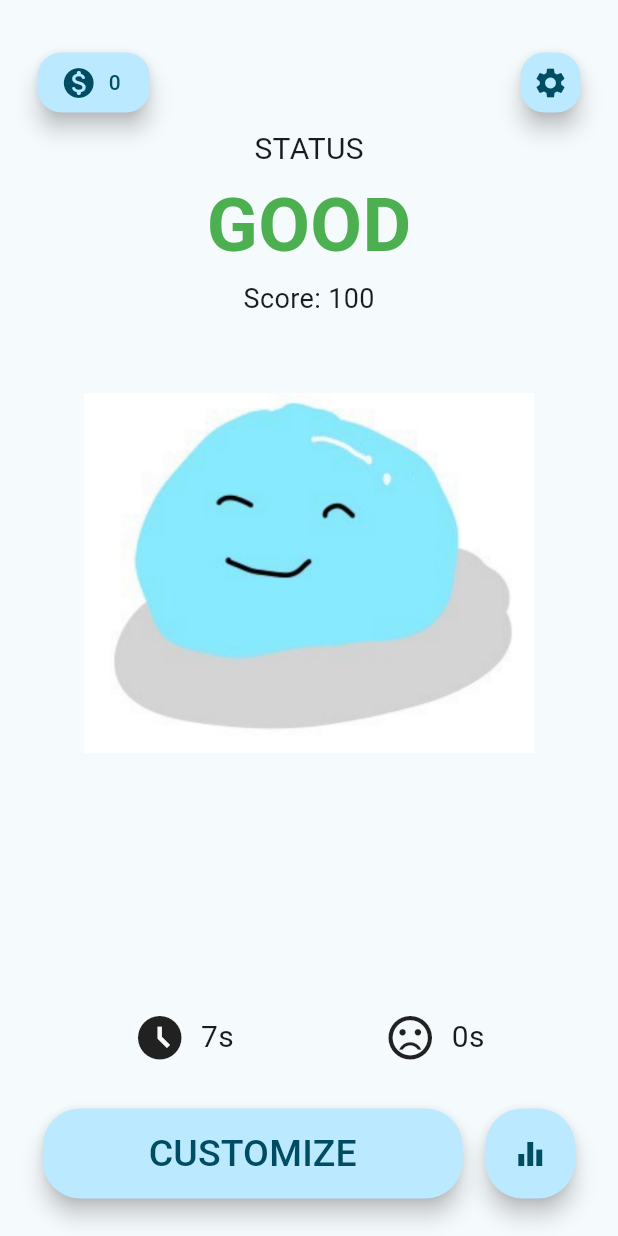
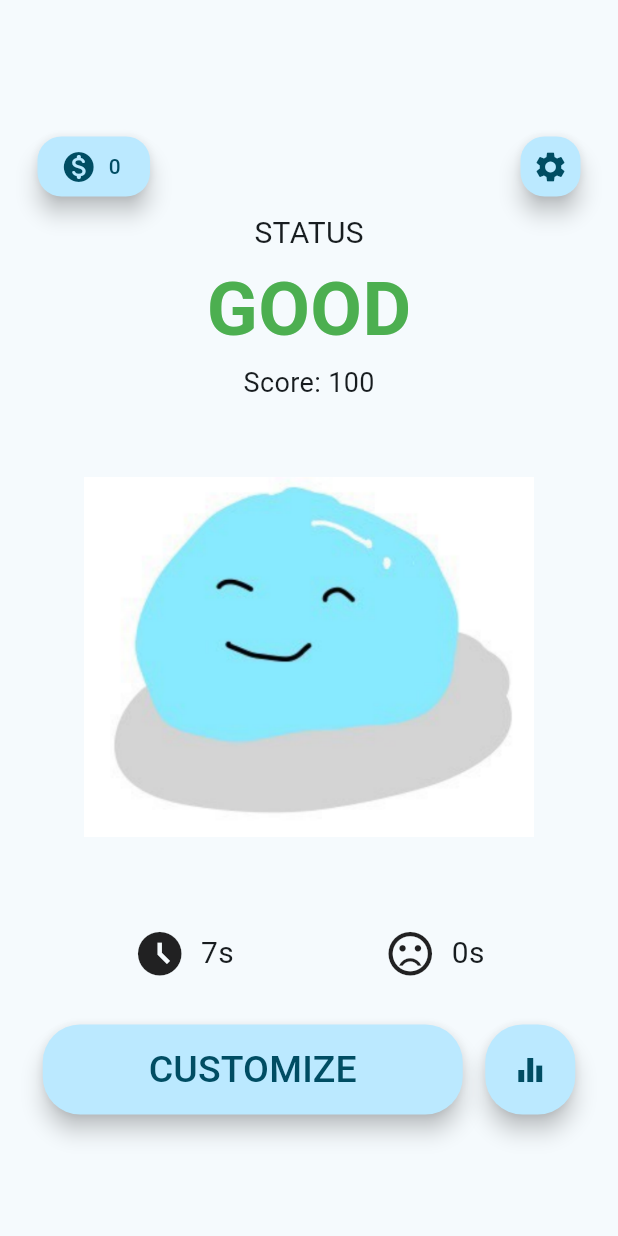
Before and after one commit to natchat-c/Posture-Guard, a Flutter app: the screen it shows after launch, on a phone screen of 412 x 824 dp. Run offline on Flutter 3.47's test engine with Material 3 defaults, Android fonts, the phone set to English and light mode, and no system bars; our stand-ins replace camera, firebase_core, firebase_database, fl_chart, flutter_local_notifications, sensors_plus; missing offline and left inert: google_mlkit_face_detection; accounts and stored records are empty.

Commit message:
Bug fixes

```diff
--- a/lib/pages/home_page.dart
+++ b/lib/pages/home_page.dart
@@ -156,6 +156,7 @@ class _MyHomePageState extends State<MyHomePage> with WidgetsBindingObserver {
   }
 
   Future<void> initNotifications() async {
+    try {
       const androidSettings = AndroidInitializationSettings(
         '@mipmap/ic_launcher',
       );
@@ -178,6 +179,9 @@ class _MyHomePageState extends State<MyHomePage> with WidgetsBindingObserver {
             AndroidFlutterLocalNotificationsPlugin
           >()
           ?.requestNotificationsPermission();
+    } catch (e) {
+      debugPrint('Notification initialization failed: $e');
+    }
   }
 
   Future<void> showBadPostureNotification() async {
@@ -1142,12 +1146,22 @@ class _MyHomePageState extends State<MyHomePage> with WidgetsBindingObserver {
     final scorePercent = dailyScore.round();
 
     return Scaffold(
-      body: Center(
+      body: SafeArea(
+        child: SingleChildScrollView(
+          child: ConstrainedBox(
+            constraints: BoxConstraints(
+              minHeight: MediaQuery.of(context).size.height,
+            ),
+            child: Center(
               child: Column(
                 mainAxisAlignment: MainAxisAlignment.start,
                 children: [
                   Padding(
-              padding: const EdgeInsets.only(top: 35, left: 25, right: 25),
+                    padding: const EdgeInsets.only(
+                      top: 35,
+                      left: 25,
+                      right: 25,
+                    ),
                     child: Row(
                       mainAxisAlignment: MainAxisAlignment.spaceBetween,
                       children: [
@@ -1219,7 +1233,7 @@ class _MyHomePageState extends State<MyHomePage> with WidgetsBindingObserver {
                     Text(cameraStatusMessage!, style: const TextStyle(fontSize: 13)),
                   const SizedBox(height: 20),
                   Image.asset('images/happy slime.png', width: 300, height: 300),
-            const Spacer(),
+                  const SizedBox(height: 30),
                   Row(
                     mainAxisAlignment: MainAxisAlignment.center,
                     children: [
@@ -1290,6 +1304,9 @@ class _MyHomePageState extends State<MyHomePage> with WidgetsBindingObserver {
                 ],
               ),
             ),
+          ),
+        ),
+      ),
     );
   }
 }
```
Also changed, not shown: lib/main.dart (+7 -3 lines), 1 other file. Lines whose indentation alone changed are shown as unchanged.
